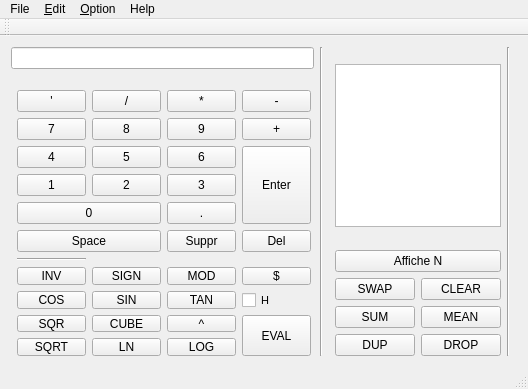
This is Classe_GUI/mainwindow.ui in lfgLO21/projet-LO21 as Qt 5 draws it before an edit. The edited form follows.
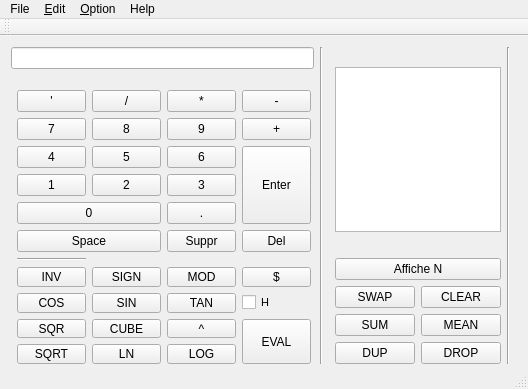
This is the edited form.

Diff of the .ui file:
```diff
--- a/Classe_GUI/mainwindow.ui
+++ b/Classe_GUI/mainwindow.ui
@@ -38,7 +38,7 @@
       <x>0</x>
       <y>0</y>
       <width>521</width>
-      <height>331</height>
+      <height>339</height>
      </rect>
     </property>
     <layout class="QHBoxLayout" name="layoutPrincipal">
```
Left out of the diff: 3 changed lines with no effect on the pictures.
